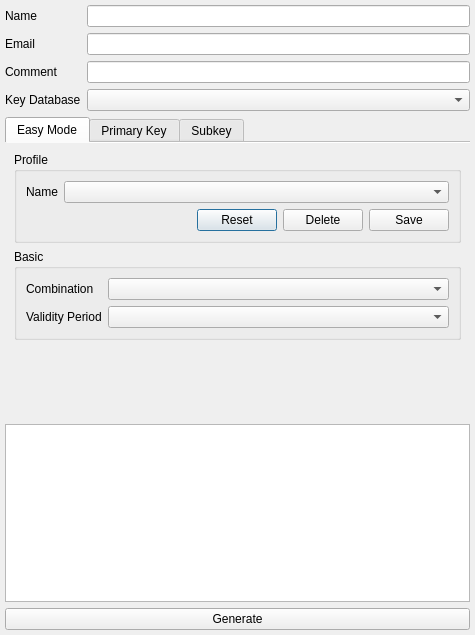
saturneric/GpgFrontend, file ui/KeyGenDialog.ui: the form before one commit.
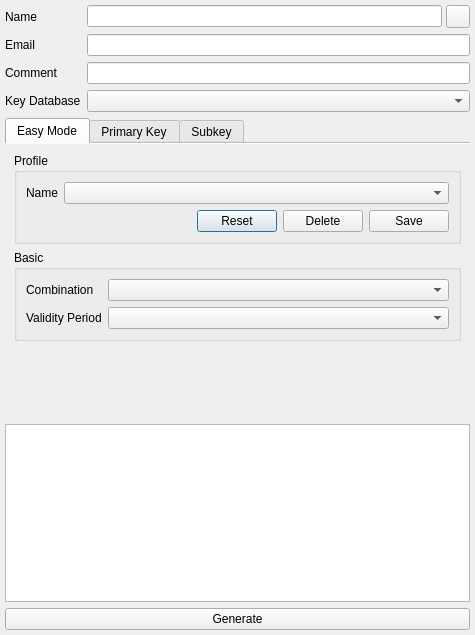
The form after the commit.

Commit message: feat(ui): add stacked navigation and random ID button

Patch:
```diff
--- a/ui/KeyGenDialog.ui
+++ b/ui/KeyGenDialog.ui
@@ -39,7 +39,17 @@
       </widget>
      </item>
      <item row="0" column="1">
-      <widget class="QLineEdit" name="nameEdit"/>
+      <layout class="QHBoxLayout" name="nameInputLayout">
+       <property name="spacing">
+        <number>4</number>
+       </property>
+       <item>
+        <widget class="QLineEdit" name="nameEdit"/>
+       </item>
+       <item>
+        <widget class="QToolButton" name="randomIdentityButton"/>
+       </item>
+      </layout>
      </item>
      <item row="1" column="0">
       <widget class="QLabel" name="emailLabel">
```
The commit also changes 1 other file.
